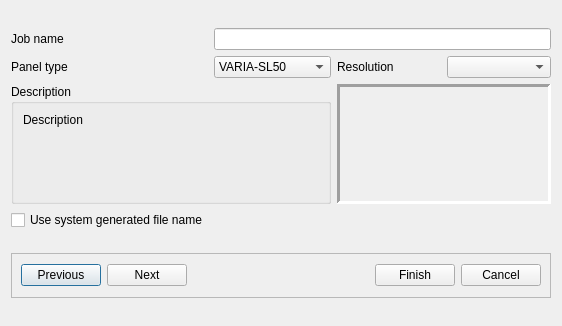
Before: the Qt Designer form src/tnewprojectdialog.ui in TheLord45/tsurface, drawn with Qt 5.
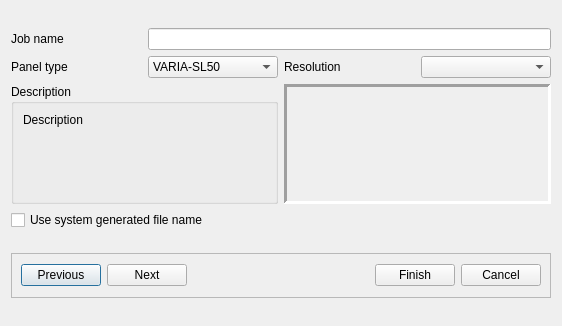
After: the same form once the commit is applied.

The edit to the form file:
```diff
--- a/src/tnewprojectdialog.ui
+++ b/src/tnewprojectdialog.ui
@@ -164,12 +164,8 @@
        <property name="text">
         <string/>
        </property>
-      </widget>
-     </item>
-     <item row="3" column="0">
-      <widget class="QCheckBox" name="checkBoxGenFiles">
-       <property name="text">
-        <string>Use system generated file name</string>
+       <property name="alignment">
+        <set>Qt::AlignmentFlag::AlignCenter</set>
        </property>
       </widget>
      </item>
@@ -201,6 +197,13 @@
        </layout>
       </widget>
      </item>
+     <item row="3" column="0" colspan="2">
+      <widget class="QCheckBox" name="checkBoxGenFiles">
+       <property name="text">
+        <string>Use system generated file name</string>
+       </property>
+      </widget>
+     </item>
     </layout>
    </item>
    <item>
```
Left out of the diff: 10 changed lines with no effect on the pictures.
